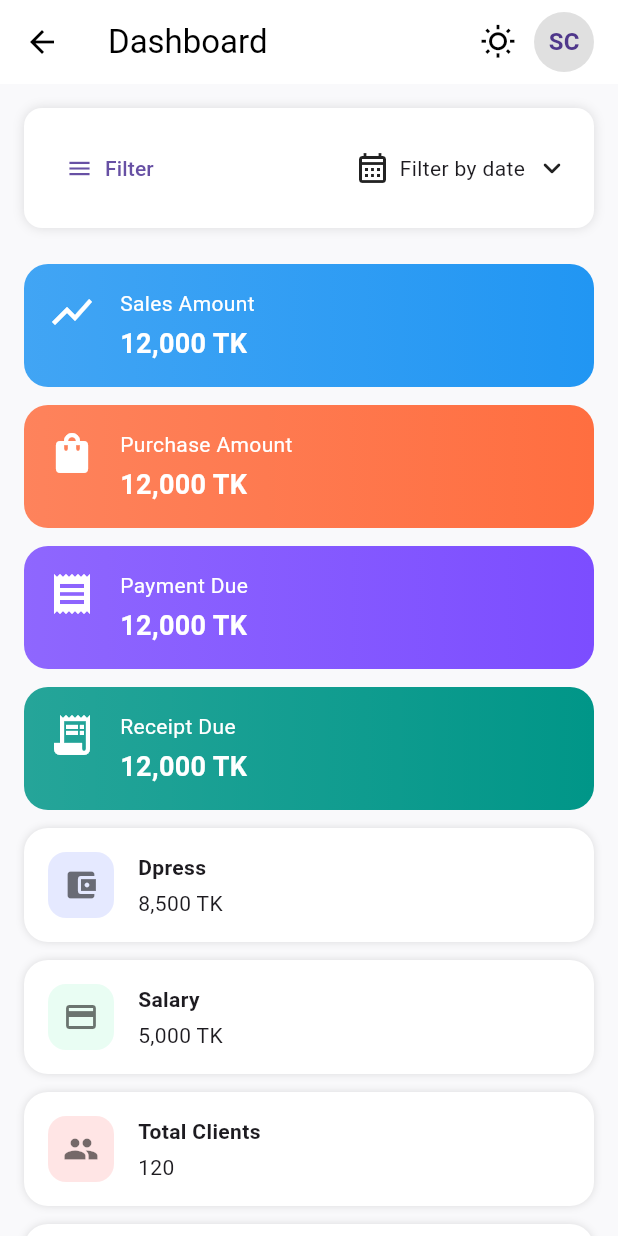
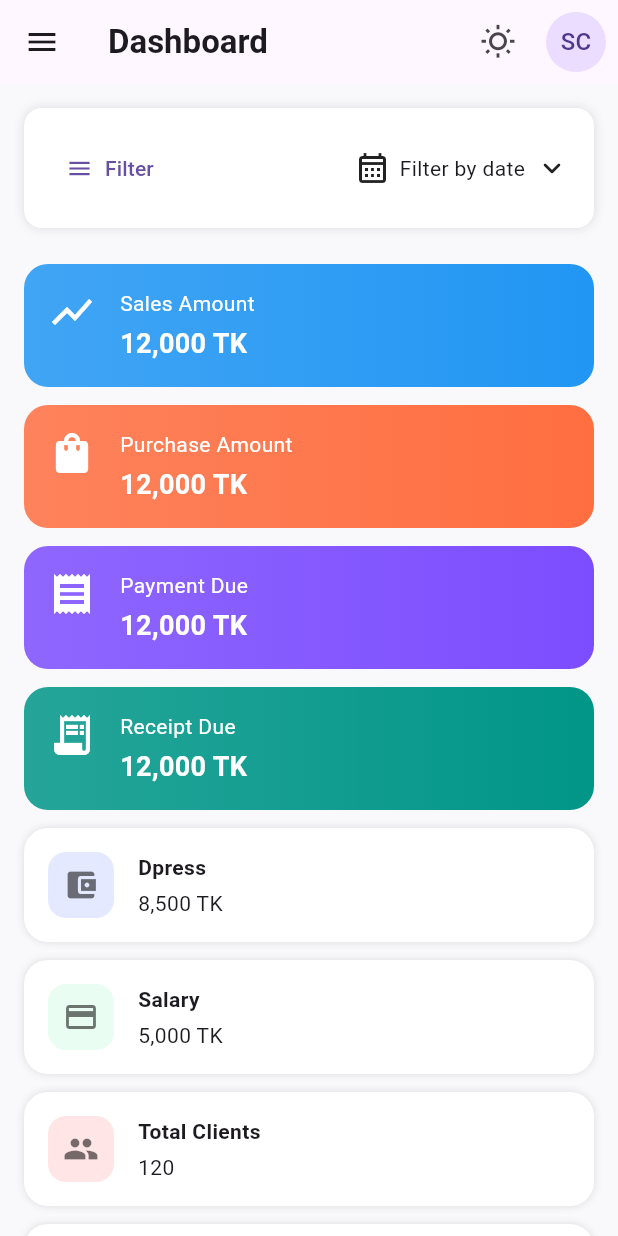
Before and after one commit to tasnimislamraisa/FathSoft, a Flutter app: the screen it shows after launch, after a tap on "Login", on a phone screen of 412 x 824 dp. Run offline on Flutter 3.47's test engine with Material 3 defaults, Android fonts, the light colour scheme and no system bars; our stand-ins replace fl_chart, get, logger, shared_preferences.

Commit message:
apartment screen

```diff
--- a/task_1_ios_app/lib/my-imports.dart
+++ b/task_1_ios_app/lib/my-imports.dart
@@ -14,8 +14,13 @@ export 'package:task_1_ios_app/presentation/controller/auth-controller.dart';
 export 'package:task_1_ios_app/presentation/controller/bottom-nav-bar-controller.dart';
 export 'package:task_1_ios_app/presentation/screens/bottom-nav-bar-screen/bottom-nav-bar-screen.dart';
 export 'package:task_1_ios_app/presentation/screens/dashboard-screen/dashboard-screen.dart';
+export 'package:task_1_ios_app/presentation/screens/dashboard-screen/dashboard-widget/build-chart-section.dart';
 export 'package:task_1_ios_app/presentation/screens/dashboard-screen/dashboard-widget/build-profile-menu.dart';
 export 'package:task_1_ios_app/presentation/screens/dashboard-screen/dashboard-widget/dashboard-card.dart';
+export 'package:task_1_ios_app/presentation/screens/dashboard-screen/dashboard-widget/gradient-card-large.dart';
+export 'package:task_1_ios_app/presentation/screens/dashboard-screen/dashboard-widget/revenue-overview-chart.dart';
+export 'package:task_1_ios_app/presentation/screens/dashboard-screen/dashboard-widget/sales-performance-chart.dart';
+export 'package:task_1_ios_app/presentation/screens/dashboard-screen/dashboard-widget/simple-card.dart';
 export 'package:task_1_ios_app/presentation/screens/edit-screen/edit-screen.dart';
 export 'package:task_1_ios_app/presentation/screens/home-screen/home-screen-widgets/build-grid-menu.dart';
 export 'package:task_1_ios_app/presentation/screens/home-screen/home-screen-widgets/build-user-card.dart';
--- a/task_1_ios_app/lib/presentation/screens/dashboard-screen/dashboard-screen.dart
+++ b/task_1_ios_app/lib/presentation/screens/dashboard-screen/dashboard-screen.dart
@@ -1,6 +1,5 @@
-import 'package:flutter/material.dart';
 import 'package:intl/intl.dart';
-import 'package:task_1_ios_app/presentation/screens/dashboard-screen/dashboard-widget/sales-performance-chart.dart';
+import 'package:task_1_ios_app/my-imports.dart';
 
 class DashboardScreen extends StatefulWidget {
   const DashboardScreen({super.key});
@@ -36,19 +35,17 @@ class _DashboardScreenState extends State<DashboardScreen> {
     return Scaffold(
       backgroundColor: const Color(0xfff9f9fb),
       appBar: AppBar(
-        backgroundColor: Colors.white,
-        title: const Text('Dashboard', style: TextStyle(color: Colors.black)),
-        iconTheme: const IconThemeData(color: Colors.black),
+        title: const Text('Dashboard',
+            style: TextStyle(fontWeight: FontWeight.bold)),
         elevation: 0,
         actions: [
           IconButton(
               onPressed: () {}, icon: const Icon(Icons.wb_sunny_outlined)),
-          const CircleAvatar(
-            backgroundColor: Colors.black12,
-            child: Text('SC', style: TextStyle(fontWeight: FontWeight.bold)),
-          ),
-          const SizedBox(width: 16),
+          BuildProfileMenu(),
         ],
+      ),
+      drawer: CustomDrawer(
+        selectedItem: '',
       ),
       body: ListView(
         padding: const EdgeInsets.all(16),
@@ -155,157 +152,31 @@ class _DashboardScreenState extends State<DashboardScreen> {
           const SizedBox(height: 16),
 
           // Dashboard cards
-          _buildGradientCard(
+          BuildGradientCard(
               'Sales Amount', '12,000 TK', Icons.show_chart, Colors.blue),
-          _buildGradientCard('Purchase Amount', '12,000 TK', Icons.shopping_bag,
+          BuildGradientCard('Purchase Amount', '12,000 TK', Icons.shopping_bag,
               Colors.deepOrangeAccent),
-          _buildGradientCard('Payment Due', '12,000 TK', Icons.receipt,
+          BuildGradientCard('Payment Due', '12,000 TK', Icons.receipt,
               Colors.deepPurpleAccent),
-          _buildGradientCard(
+          BuildGradientCard(
               'Receipt Due', '12,000 TK', Icons.receipt_long, Colors.teal),
 
-          _buildSimpleCard('Dpress', '8,500 TK', Icons.account_balance_wallet,
+          BuildSimpleCard('Dpress', '8,500 TK', Icons.account_balance_wallet,
               Colors.indigoAccent.withOpacity(0.15)),
-          _buildSimpleCard('Salary', '5,000 TK', Icons.credit_card,
+          BuildSimpleCard('Salary', '5,000 TK', Icons.credit_card,
               Colors.greenAccent.withOpacity(0.15)),
-          _buildSimpleCard('Total Clients', '120', Icons.group,
+          BuildSimpleCard('Total Clients', '120', Icons.group,
               Colors.redAccent.withOpacity(0.15)),
-          _buildSimpleCard('Total Suppliers', '45', Icons.people_alt,
+          BuildSimpleCard('Total Suppliers', '45', Icons.people_alt,
               Colors.amberAccent.withOpacity(0.2)),
-          _buildSimpleCard('Total Employees', '25', Icons.shopping_bag_outlined,
+          BuildSimpleCard('Total Employees', '25', Icons.shopping_bag_outlined,
               Colors.green.withOpacity(0.15)),
 
           const SizedBox(height: 20),
 
-          _buildChartSection(),
+          BuildChartSection(),
         ],
       ),
-    );
-  }
-
-  Widget _buildGradientCard(
-      String title, String value, IconData icon, Color color) {
-    return Container(
-      margin: const EdgeInsets.only(bottom: 12),
-      padding: const EdgeInsets.all(16),
-      decoration: BoxDecoration(
-        gradient: LinearGradient(colors: [color.withOpacity(0.85), color]),
-        borderRadius: BorderRadius.circular(16),
-      ),
-      child: Row(
-        crossAxisAlignment: CrossAxisAlignment.start,
-        children: [
-          Icon(icon, color: Colors.white, size: 32),
-          const SizedBox(width: 16),
-          Column(
-            crossAxisAlignment: CrossAxisAlignment.start,
-            children: [
-              Text(title,
-                  style: const TextStyle(color: Colors.white, fontSize: 14)),
-              const SizedBox(height: 4),
-              Text(value,
-                  style: const TextStyle(
-                      fontSize: 18,
-                      fontWeight: FontWeight.bold,
-                      color: Colors.white)),
-            ],
-          )
-        ],
-      ),
-    );
-  }
-
-  Widget _buildSimpleCard(
-      String title, String value, IconData icon, Color bgColor) {
-    return Container(
-      margin: const EdgeInsets.only(bottom: 12),
-      padding: const EdgeInsets.all(16),
-      decoration: BoxDecoration(
-        color: Colors.white,
-        borderRadius: BorderRadius.circular(16),
-        boxShadow: [BoxShadow(color: Colors.black12, blurRadius: 4)],
-      ),
-      child: Row(
-        children: [
-          Container(
-            padding: const EdgeInsets.all(10),
-            decoration: BoxDecoration(
-                color: bgColor, borderRadius: BorderRadius.circular(12)),
-            child: Icon(icon, color: Colors.black54),
-          ),
-          const SizedBox(width: 16),
-          Column(
-            crossAxisAlignment: CrossAxisAlignment.start,
-            children: [
-              Text(title, style: const TextStyle(fontWeight: FontWeight.bold)),
-              const SizedBox(height: 4),
-              Text(value, style: const TextStyle(fontSize: 14)),
-            ],
-          )
-        ],
-      ),
-    );
-  }
-
-  Widget _buildChartSection() {
-    return Column(
-      crossAxisAlignment: CrossAxisAlignment.stretch,
-      children: [
-        Container(
-          margin: const EdgeInsets.symmetric(vertical: 16),
-          padding: const EdgeInsets.all(16),
-          decoration: BoxDecoration(
-            color: Colors.white,
-            borderRadius: BorderRadius.circular(16),
-            boxShadow: [BoxShadow(color: Colors.black12, blurRadius: 4)],
-          ),
-          child: Column(
-            children: [
-              const SizedBox(height: 15),
-              const Text("Sales Performance",
-                  style: TextStyle(fontWeight: FontWeight.bold, fontSize: 22)),
-              const SizedBox(height: 35),
-              const SalesPerformanceChart(),
-              const SizedBox(height: 12),
-              const Text("30%",
-                  style: TextStyle(fontSize: 26, fontWeight: FontWeight.bold)),
-              const Text(
-                  "Your sales performance is 30% better compare to last month",
-                  style: TextStyle(color: Colors.grey, fontSize: 13),
-                  textAlign: TextAlign.center),
-              const SizedBox(height: 10),
-              TextButton(
-                onPressed: () {},
-                style: TextButton.styleFrom(
-                    backgroundColor: Colors.blue.shade50,
-                    shape: RoundedRectangleBorder(
-                        borderRadius: BorderRadius.circular(10))),
-                child: const Text('Details'),
-              )
-            ],
-          ),
-        ),
-        Container(
-          margin: const EdgeInsets.only(bottom: 32),
-          padding: const EdgeInsets.all(16),
-          decoration: BoxDecoration(
-            color: Colors.white,
-            borderRadius: BorderRadius.circular(16),
-            boxShadow: [BoxShadow(color: Colors.black12, blurRadius: 4)],
-          ),
-          child: Column(
-            children: [
-              const Text("Revenue Overview",
-                  style: TextStyle(fontWeight: FontWeight.bold, fontSize: 16)),
-              const SizedBox(height: 4),
-              Text(DateFormat('MMMM dd, yyyy').format(DateTime.now()),
-                  style: const TextStyle(color: Colors.grey, fontSize: 12)),
-              const SizedBox(height: 12),
-              Image.asset('assets/images/revenue_placeholder.png'),
-            ],
-          ),
-        )
-      ],
     );
   }
 
--- /dev/null
+++ b/task_1_ios_app/lib/presentation/screens/dashboard-screen/dashboard-widget/build-chart-section.dart
@@ -0,0 +1,65 @@
+import 'package:intl/intl.dart';
+import 'package:task_1_ios_app/my-imports.dart';
+
+Widget BuildChartSection() {
+  return Column(
+    crossAxisAlignment: CrossAxisAlignment.stretch,
+    children: [
+      Container(
+        margin: const EdgeInsets.symmetric(vertical: 16),
+        padding: const EdgeInsets.all(16),
+        decoration: BoxDecoration(
+          color: Colors.white,
+          borderRadius: BorderRadius.circular(16),
+          boxShadow: [BoxShadow(color: Colors.black12, blurRadius: 4)],
+        ),
+        child: Column(
+          children: [
+            const SizedBox(height: 15),
+            const Text("Sales Performance",
+                style: TextStyle(fontWeight: FontWeight.bold, fontSize: 22)),
+            const SizedBox(height: 35),
+            const SalesPerformanceChart(),
+            const SizedBox(height: 12),
+            const Text("30%",
+                style: TextStyle(fontSize: 26, fontWeight: FontWeight.bold)),
+            const Text(
+                "Your sales performance is 30% better compare to last month",
+                style: TextStyle(color: Colors.grey, fontSize: 13),
+                textAlign: TextAlign.center),
+            const SizedBox(height: 10),
+            TextButton(
+              onPressed: () {},
+              style: TextButton.styleFrom(
+                  backgroundColor: Colors.blue.shade50,
+                  shape: RoundedRectangleBorder(
+                      borderRadius: BorderRadius.circular(10))),
+              child: const Text('Details'),
+            )
+          ],
+        ),
+      ),
+      //RevenueOverviewChart
+      Container(
+        margin: const EdgeInsets.only(bottom: 32),
+        padding: const EdgeInsets.all(16),
+        decoration: BoxDecoration(
+          color: Colors.white,
+          borderRadius: BorderRadius.circular(16),
+          boxShadow: [BoxShadow(color: Colors.black12, blurRadius: 4)],
+        ),
+        child: Column(
+          children: [
+            const Text("Revenue Overview",
+                style: TextStyle(fontWeight: FontWeight.bold, fontSize: 16)),
+            const SizedBox(height: 4),
+            Text(DateFormat('MMMM dd, yyyy').format(DateTime.now()),
+                style: const TextStyle(color: Colors.grey, fontSize: 12)),
+            const SizedBox(height: 12),
+            RevenueOverviewChart(),
+          ],
+        ),
+      )
+    ],
+  );
+}
--- /dev/null
+++ b/task_1_ios_app/lib/presentation/screens/dashboard-screen/dashboard-widget/gradient-card-large.dart
@@ -0,0 +1,33 @@
+import 'package:task_1_ios_app/my-imports.dart';
+
+Widget BuildGradientCard(
+    String title, String value, IconData icon, Color color) {
+  return Container(
+    margin: const EdgeInsets.only(bottom: 12),
+    padding: const EdgeInsets.all(16),
+    decoration: BoxDecoration(
+      gradient: LinearGradient(colors: [color.withOpacity(0.85), color]),
+      borderRadius: BorderRadius.circular(16),
+    ),
+    child: Row(
+      crossAxisAlignment: CrossAxisAlignment.start,
+      children: [
+        Icon(icon, color: Colors.white, size: 32),
+        const SizedBox(width: 16),
+        Column(
+          crossAxisAlignment: CrossAxisAlignment.start,
+          children: [
+            Text(title,
+                style: const TextStyle(color: Colors.white, fontSize: 14)),
+            const SizedBox(height: 4),
+            Text(value,
+                style: const TextStyle(
+                    fontSize: 18,
+                    fontWeight: FontWeight.bold,
+                    color: Colors.white)),
+          ],
+        )
+      ],
+    ),
+  );
+}
--- /dev/null
+++ b/task_1_ios_app/lib/presentation/screens/dashboard-screen/dashboard-widget/revenue-overview-chart.dart
@@ -0,0 +1,160 @@
+import 'package:fl_chart/fl_chart.dart';
+import 'package:flutter/material.dart';
+
+class RevenueOverviewChart extends StatelessWidget {
+  const RevenueOverviewChart({super.key});
+
+  @override
+  Widget build(BuildContext context) {
+    final List<String> months = [
+      'Jan',
+      'Feb',
+      'Mar',
+      'Apr',
+      'May',
+      'Jun',
+      'Jul',
+      'Aug',
+      'Sep',
+      'Oct',
+      'Nov'
+    ];
+
+    final List<double> sales = [
+      95,
+      85,
+      130,
+      85,
+      95,
+      115,
+      115,
+      95,
+      105,
+      115,
+      130
+    ];
+
+    final List<double> expenses = [30, 35, 50, 30, 40, 45, 40, 35, 40, 45, 50];
+
+    return Column(
+      children: [
+        SizedBox(
+          height: 280,
+          child: LineChart(
+            LineChartData(
+              minY: 0,
+              maxY: 140,
+              gridData: FlGridData(show: true, drawVerticalLine: false),
+              titlesData: FlTitlesData(
+                leftTitles: AxisTitles(
+                  sideTitles: SideTitles(
+                    showTitles: true,
+                    reservedSize: 30,
+                    interval: 20,
+                    getTitlesWidget: (value, _) => Text(
+                      value.toInt().toString(),
+                      style: const TextStyle(fontSize: 10),
+                    ),
+                  ),
+                ),
+                bottomTitles: AxisTitles(
+                  sideTitles: SideTitles(
+                    showTitles: true,
+                    getTitlesWidget: (value, _) => Padding(
+                      padding: const EdgeInsets.only(top: 6),
+                      child: Text(
+                        months[value.toInt()],
+                        style: const TextStyle(fontSize: 11),
+                      ),
+                    ),
+                  ),
+                ),
+                topTitles:
+                    AxisTitles(sideTitles: SideTitles(showTitles: false)),
+                rightTitles:
+                    AxisTitles(sideTitles: SideTitles(showTitles: false)),
+              ),
+              borderData: FlBorderData(show: false),
+              lineBarsData: [
+                LineChartBarData(
+                  spots: List.generate(
+                    sales.length,
+                    (index) => FlSpot(index.toDouble(), sales[index]),
+                  ),
+                  isCurved: true,
+                  color: Colors.blue,
+                  belowBarData: BarAreaData(
+                    show: true,
+                    gradient: LinearGradient(
+                      colors: [
+                        Colors.blue.withOpacity(0.5),
+                        Colors.blue.withOpacity(0.1)
+                      ],
+                      begin: Alignment.topCenter,
+                      end: Alignment.bottomCenter,
+                    ),
+                  ),
+                  barWidth: 2,
+                  dotData: FlDotData(show: false),
+                ),
+                LineChartBarData(
+                  spots: List.generate(
+                    expenses.length,
+                    (index) => FlSpot(index.toDouble(), expenses[index]),
+                  ),
+                  isCurved: true,
+                  color: Colors.pinkAccent,
+                  belowBarData: BarAreaData(
+                    show: true,
+                    gradient: LinearGradient(
+                      colors: [
+                        Colors.pinkAccent.withOpacity(0.4),
+                        Colors.pinkAccent.withOpacity(0.05)
+                      ],
+                      begin: Alignment.topCenter,
+                      end: Alignment.bottomCenter,
+                    ),
+                  ),
+                  barWidth: 2,
+                  dotData: FlDotData(show: false),
+                ),
+              ],
+            ),
+          ),
+        ),
+        const SizedBox(height: 12),
+        Padding(
+          padding: const EdgeInsets.symmetric(horizontal: 24.0),
+          child: Row(
+            mainAxisAlignment: MainAxisAlignment.center,
+            children: [
+              _buildLegendDot(Colors.blue, "Sales"),
+              const SizedBox(width: 16),
+              _buildLegendDot(Colors.pinkAccent, "Expenses"),
+            ],
+          ),
+        ),
+      ],
+    );
+  }
+
+  Widget _buildLegendDot(Color color, String label) {
+    return Row(
+      children: [
+        Container(
+          width: 12,
+          height: 12,
+          decoration: BoxDecoration(
+            color: color,
+            borderRadius: BorderRadius.circular(4),
+          ),
+        ),
+        const SizedBox(width: 6),
+        Text(
+          label,
+          style: const TextStyle(fontSize: 12, color: Colors.black54),
+        ),
+      ],
+    );
+  }
+}
--- a/task_1_ios_app/lib/presentation/screens/dashboard-screen/dashboard-widget/sales-performance-chart.dart
+++ b/task_1_ios_app/lib/presentation/screens/dashboard-screen/dashboard-widget/sales-performance-chart.dart
@@ -89,13 +89,13 @@ class SalesPerformanceChart extends StatelessWidget {
               lineBarsData: [
                 LineChartBarData(
                   spots: const [
-                    FlSpot(0, 3000),
-                    FlSpot(1, 4300),
-                    FlSpot(2, 3300),
-                    FlSpot(3, 4000),
-                    FlSpot(4, 4300),
-                    FlSpot(5, 3800),
-                    FlSpot(6, 3600),
+                    FlSpot(1.5, 3000),
+                    FlSpot(2.5, 4300),
+                    FlSpot(3.2, 3300),
+                    FlSpot(4.0, 4000),
+                    FlSpot(4.7, 4300),
+                    FlSpot(5.5, 3800),
+                    FlSpot(6.5, 3600),
                   ],
                   isCurved: true,
                   color: Colors.blue,
--- /dev/null
+++ b/task_1_ios_app/lib/presentation/screens/dashboard-screen/dashboard-widget/simple-card.dart
@@ -0,0 +1,33 @@
+import "package:task_1_ios_app/my-imports.dart";
+
+Widget BuildSimpleCard(
+    String title, String value, IconData icon, Color bgColor) {
+  return Container(
+    margin: const EdgeInsets.only(bottom: 12),
+    padding: const EdgeInsets.all(16),
+    decoration: BoxDecoration(
+      color: Colors.white,
+      borderRadius: BorderRadius.circular(16),
+      boxShadow: [BoxShadow(color: Colors.black12, blurRadius: 4)],
+    ),
+    child: Row(
+      children: [
+        Container(
+          padding: const EdgeInsets.all(10),
+          decoration: BoxDecoration(
+              color: bgColor, borderRadius: BorderRadius.circular(12)),
+          child: Icon(icon, color: Colors.black54),
+        ),
+        const SizedBox(width: 16),
+        Column(
+          crossAxisAlignment: CrossAxisAlignment.start,
+          children: [
+            Text(title, style: const TextStyle(fontWeight: FontWeight.bold)),
+            const SizedBox(height: 4),
+            Text(value, style: const TextStyle(fontSize: 14)),
+          ],
+        )
+      ],
+    ),
+  );
+}
```
Also changed, not shown: task_1_ios_app/lib/presentation/screens/dashboard-screen/dashboard-widget/profile-menu-widget.dart (added, +37 -0 lines), task_1_ios_app/lib/presentation/screens/dashboard-screen/rats-apartment-screen.dart (added, +231 -0 lines), task_1_ios_app/lib/presentation/screens/home-screen/home-screen-widgets/home-custom-drawer.dart (+5 -2 lines).
